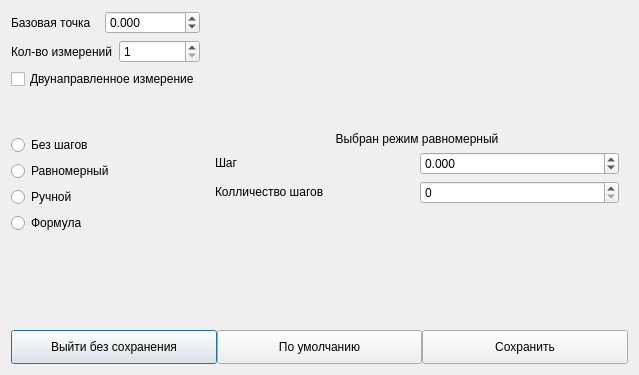
Before: the Qt Designer form stepconfigdialog.ui in Eduuaarrdd/Calibrix, drawn with Qt 5.
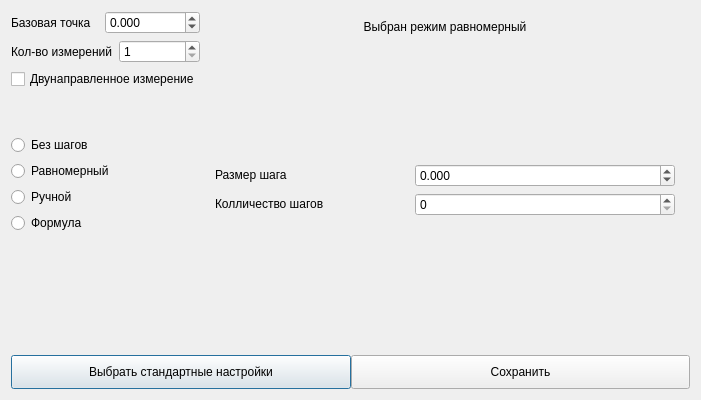
After: the same form once the commit is applied. The open tabs and pages were chosen to show the change.

The edit to the form file:
```diff
--- a/stepconfigdialog.ui
+++ b/stepconfigdialog.ui
@@ -6,8 +6,8 @@
    <rect>
     <x>0</x>
     <y>0</y>
-    <width>639</width>
-    <height>375</height>
+    <width>701</width>
+    <height>400</height>
    </rect>
   </property>
   <property name="sizePolicy">
@@ -20,6 +20,22 @@
    <string>Dialog</string>
   </property>
   <layout class="QGridLayout" name="gridLayout">
+   <property name="sizeConstraint">
+    <enum>QLayout::SizeConstraint::SetDefaultConstraint</enum>
+   </property>
+   <item row="1" column="0">
+    <spacer name="verticalSpacer">
+     <property name="orientation">
+      <enum>Qt::Orientation::Vertical</enum>
+     </property>
+     <property name="sizeHint" stdset="0">
+      <size>
+       <width>20</width>
+       <height>40</height>
+      </size>
+     </property>
+    </spacer>
+   </item>
    <item row="0" column="0">
     <layout class="QVBoxLayout" name="verticalLayout_12">
      <item>
@@ -130,6 +146,66 @@
      </item>
     </layout>
    </item>
+   <item row="2" column="0" colspan="3">
+    <layout class="QHBoxLayout" name="horizontalLayout">
+     <property name="spacing">
+      <number>0</number>
+     </property>
+     <property name="sizeConstraint">
+      <enum>QLayout::SizeConstraint::SetDefaultConstraint</enum>
+     </property>
+     <item>
+      <widget class="QPushButton" name="btnDefault">
+       <property name="sizePolicy">
+        <sizepolicy hsizetype="Expanding" vsizetype="Fixed">
+         <horstretch>0</horstretch>
+         <verstretch>0</verstretch>
+        </sizepolicy>
+       </property>
+       <property name="minimumSize">
+        <size>
+         <width>0</width>
+         <height>34</height>
+        </size>
+       </property>
+       <property name="maximumSize">
+        <size>
+         <width>16777215</width>
+         <height>34</height>
+        </size>
+       </property>
+       <property name="text">
+        <string>Выбрать стандартные настройки</string>
+       </property>
+      </widget>
+     </item>
+     <item>
+      <widget class="QPushButton" name="btnSave">
+       <property name="sizePolicy">
+        <sizepolicy hsizetype="Expanding" vsizetype="Fixed">
+         <horstretch>0</horstretch>
+         <verstretch>0</verstretch>
+        </sizepolicy>
+       </property>
+       <property name="minimumSize">
+        <size>
+         <width>0</width>
+         <height>34</height>
+        </size>
+       </property>
+       <property name="maximumSize">
+        <size>
+         <width>16777215</width>
+         <height>34</height>
+        </size>
+       </property>
+       <property name="text">
+        <string>Сохранить</string>
+       </property>
+      </widget>
+     </item>
+    </layout>
+   </item>
    <item row="0" column="1" rowspan="2">
     <widget class="QStackedWidget" name="stackedWidget">
      <property name="sizePolicy">
@@ -401,20 +477,7 @@
         <verstretch>0</verstretch>
        </sizepolicy>
       </property>
-      <layout class="QVBoxLayout" name="verticalLayout_10">
-       <item>
-        <spacer name="verticalSpacer_10">
-         <property name="orientation">
-          <enum>Qt::Vertical</enum>
-         </property>
-         <property name="sizeHint" stdset="0">
-          <size>
-           <width>20</width>
-           <height>40</height>
-          </size>
-         </property>
-        </spacer>
-       </item>
+      <layout class="QVBoxLayout" name="verticalLayout_2">
        <item>
         <widget class="QLabel" name="label_5">
          <property name="sizePolicy">
@@ -429,7 +492,18 @@
         </widget>
        </item>
        <item>
-        <layout class="QVBoxLayout" name="verticalLayout_2">
+        <spacer name="verticalSpacer_10">
+         <property name="orientation">
+          <enum>Qt::Orientation::Vertical</enum>
+         </property>
+         <property name="sizeHint" stdset="0">
+          <size>
+           <width>20</width>
+           <height>40</height>
+          </size>
+         </property>
+        </spacer>
+       </item>
          <item>
           <layout class="QHBoxLayout" name="horizontalLayout_3">
            <item>
@@ -441,7 +515,7 @@
               </sizepolicy>
              </property>
              <property name="text">
-              <string>&lt;html&gt;&lt;head/&gt;&lt;body&gt;&lt;p&gt;Шаг&lt;/p&gt;&lt;/body&gt;&lt;/html&gt;</string>
+            <string>&lt;html&gt;&lt;head/&gt;&lt;body&gt;&lt;p&gt;Размер шага&lt;/p&gt;&lt;/body&gt;&lt;/html&gt;</string>
              </property>
             </widget>
            </item>
@@ -453,6 +527,12 @@
                <verstretch>0</verstretch>
               </sizepolicy>
              </property>
+           <property name="minimumSize">
+            <size>
+             <width>260</width>
+             <height>0</height>
+            </size>
+           </property>
              <property name="maximumSize">
               <size>
                <width>16777206</width>
@@ -495,6 +575,12 @@
                <verstretch>0</verstretch>
               </sizepolicy>
              </property>
+           <property name="minimumSize">
+            <size>
+             <width>260</width>
+             <height>0</height>
+            </size>
+           </property>
              <property name="maximum">
               <number>1000</number>
              </property>
@@ -502,10 +588,8 @@
            </item>
           </layout>
          </item>
-        </layout>
-       </item>
        <item>
-        <spacer name="verticalSpacer_11">
+        <spacer name="verticalSpacer_2">
          <property name="orientation">
           <enum>Qt::Vertical</enum>
          </property>
@@ -521,104 +605,6 @@
      </widget>
     </widget>
    </item>
-   <item row="1" column="0">
-    <spacer name="verticalSpacer">
-     <property name="orientation">
-      <enum>Qt::Vertical</enum>
-     </property>
-     <property name="sizeHint" stdset="0">
-      <size>
-       <width>20</width>
-       <height>40</height>
-      </size>
-     </property>
-    </spacer>
-   </item>
-   <item row="2" column="0" colspan="2">
-    <layout class="QHBoxLayout" name="horizontalLayout">
-     <property name="spacing">
-      <number>0</number>
-     </property>
-     <property name="sizeConstraint">
-      <enum>QLayout::SetDefaultConstraint</enum>
-     </property>
-     <item>
-      <widget class="QPushButton" name="btnCancel">
-       <property name="sizePolicy">
-        <sizepolicy hsizetype="Expanding" vsizetype="Fixed">
-         <horstretch>0</horstretch>
-         <verstretch>0</verstretch>
-        </sizepolicy>
-       </property>
-       <property name="minimumSize">
-        <size>
-         <width>0</width>
-         <height>34</height>
-        </size>
-       </property>
-       <property name="maximumSize">
-        <size>
-         <width>16777215</width>
-         <height>34</height>
-        </size>
-       </property>
-       <property name="text">
-        <string>Выйти без сохранения</string>
-       </property>
-      </widget>
-     </item>
-     <item>
-      <widget class="QPushButton" name="btnDefault">
-       <property name="sizePolicy">
-        <sizepolicy hsizetype="Expanding" vsizetype="Fixed">
-         <horstretch>0</horstretch>
-         <verstretch>0</verstretch>
-        </sizepolicy>
-       </property>
-       <property name="minimumSize">
-        <size>
-         <width>0</width>
-         <height>34</height>
-        </size>
-       </property>
-       <property name="maximumSize">
-        <size>
-         <width>16777215</width>
-         <height>34</height>
-        </size>
-       </property>
-       <property name="text">
-        <string>По умолчанию</string>
-       </property>
-      </widget>
-     </item>
-     <item>
-      <widget class="QPushButton" name="btnSave">
-       <property name="sizePolicy">
-        <sizepolicy hsizetype="Expanding" vsizetype="Fixed">
-         <horstretch>0</horstretch>
-         <verstretch>0</verstretch>
-        </sizepolicy>
-       </property>
-       <property name="minimumSize">
-        <size>
-         <width>0</width>
-         <height>34</height>
-        </size>
-       </property>
-       <property name="maximumSize">
-        <size>
-         <width>16777215</width>
-         <height>34</height>
-        </size>
-       </property>
-       <property name="text">
-        <string>Сохранить</string>
-       </property>
-      </widget>
-     </item>
-    </layout>
-   </item>
   </layout>
  </widget>
  <resources/>
```
Left out of the diff: 66 changed lines with no effect on the pictures. Lines whose indentation alone changed are shown as unchanged.
